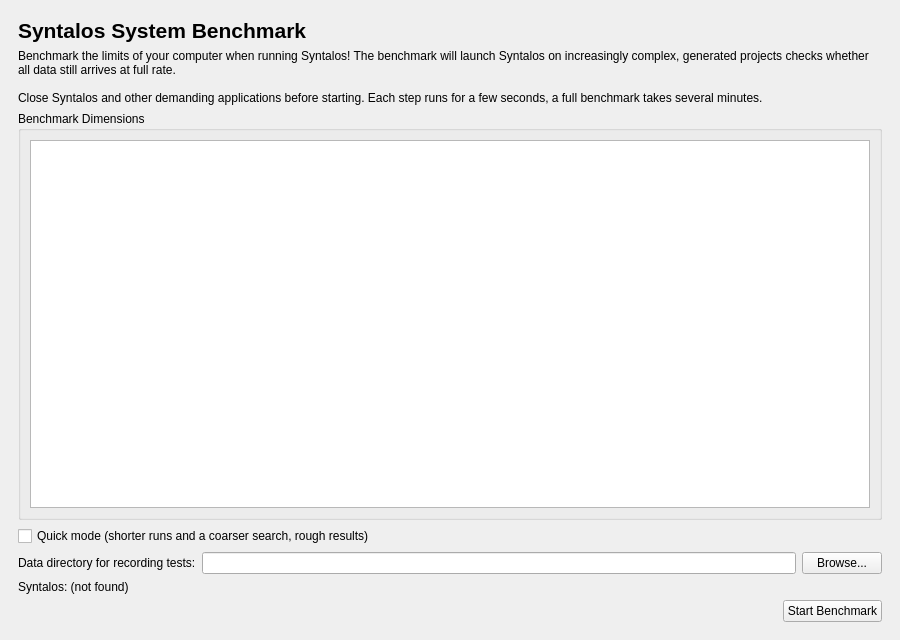
Old version of the form tools/sybench/benchwindow.ui in the repository syntalos/syntalos.
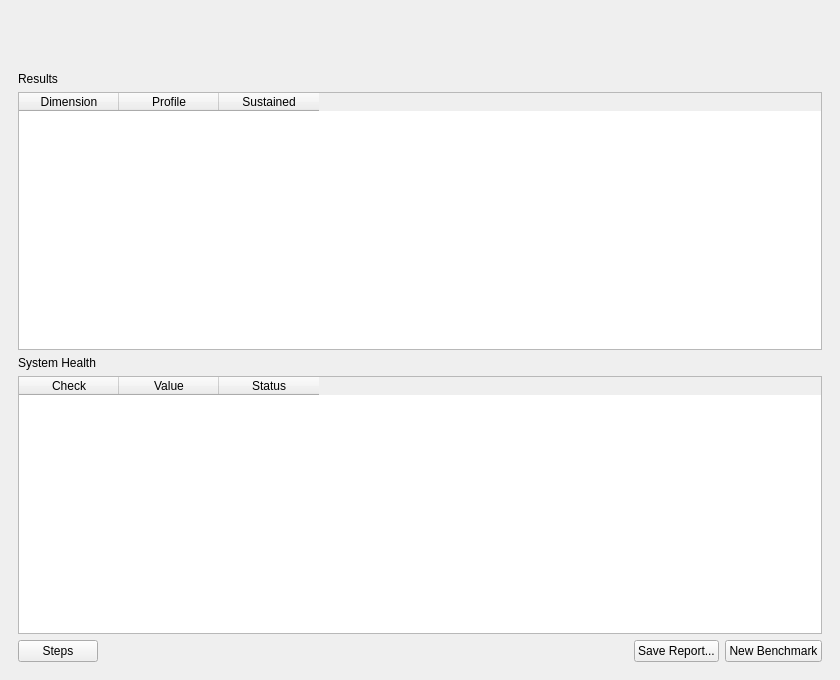
New version of the form. The open tabs and pages were chosen to show the change.

Commit message:
sybench: Add a benchmark score, a results page and a launcher in Syntalos
A benchmark run now ends with a single comparable number: 1000 times
the geometric mean of the sustained level over a reference level for
every profile that ran, with per-dimension sub-scores. The reference
is the development workstation's run of 2026-09-25.

What changed in the file:
```diff
--- a/tools/sybench/benchwindow.ui
+++ b/tools/sybench/benchwindow.ui
@@ -6,8 +6,8 @@
    <rect>
     <x>0</x>
     <y>0</y>
-    <width>900</width>
-    <height>640</height>
+    <width>840</width>
+    <height>680</height>
    </rect>
   </property>
   <property name="windowTitle">
@@ -167,88 +167,6 @@
           </item>
          </layout>
         </item>
-        <item>
-         <widget class="QLabel" name="summaryLabel">
-          <property name="text">
-           <string>Results</string>
-          </property>
-         </widget>
-        </item>
-        <item>
-         <widget class="QTableWidget" name="summaryTable">
-          <property name="maximumSize">
-           <size>
-            <width>16777215</width>
-            <height>140</height>
-           </size>
-          </property>
-          <property name="editTriggers">
-           <set>QAbstractItemView::EditTrigger::NoEditTriggers</set>
-          </property>
-          <property name="selectionMode">
-           <enum>QAbstractItemView::SelectionMode::NoSelection</enum>
-          </property>
-          <attribute name="verticalHeaderVisible">
-           <bool>false</bool>
-          </attribute>
-          <column>
-           <property name="text">
-            <string>Dimension</string>
-           </property>
-          </column>
-          <column>
-           <property name="text">
-            <string>Profile</string>
-           </property>
-          </column>
-          <column>
-           <property name="text">
-            <string>Sustained</string>
-           </property>
-          </column>
-         </widget>
-        </item>
-        <item>
-         <widget class="QLabel" name="healthLabel">
-          <property name="text">
-           <string>System Health</string>
-          </property>
-         </widget>
-        </item>
-        <item>
-         <widget class="QTableWidget" name="healthTable">
-          <property name="maximumSize">
-           <size>
-            <width>16777215</width>
-            <height>230</height>
-           </size>
-          </property>
-          <property name="editTriggers">
-           <set>QAbstractItemView::EditTrigger::NoEditTriggers</set>
-          </property>
-          <property name="selectionMode">
-           <enum>QAbstractItemView::SelectionMode::NoSelection</enum>
-          </property>
-          <attribute name="verticalHeaderVisible">
-           <bool>false</bool>
-          </attribute>
-          <column>
-           <property name="text">
-            <string>Check</string>
-           </property>
-          </column>
-          <column>
-           <property name="text">
-            <string>Value</string>
-           </property>
-          </column>
-          <column>
-           <property name="text">
-            <string>Status</string>
-           </property>
-          </column>
-         </widget>
-        </item>
         <item>
          <widget class="QLabel" name="stepsLabel">
           <property name="text">
@@ -340,7 +258,7 @@
            </spacer>
           </item>
           <item>
-           <widget class="QPushButton" name="saveButton">
+           <widget class="QPushButton" name="resultsButton">
             <property name="text">
              <string>Save Report...</string>
             </property>
@@ -357,6 +275,147 @@
         </item>
        </layout>
       </widget>
+      <widget class="QWidget" name="resultsPage">
+       <layout class="QVBoxLayout" name="resultsLayout">
+        <item>
+         <widget class="QLabel" name="scoreLabel">
+          <property name="font">
+           <font>
+            <pointsize>18</pointsize>
+            <bold>true</bold>
+           </font>
+          </property>
+          <property name="text">
+           <string notr="true"/>
+          </property>
+          <property name="alignment">
+           <set>Qt::AlignmentFlag::AlignCenter</set>
+          </property>
+         </widget>
+        </item>
+        <item>
+         <widget class="QLabel" name="scoreDetailLabel">
+          <property name="text">
+           <string notr="true"/>
+          </property>
+          <property name="alignment">
+           <set>Qt::AlignmentFlag::AlignCenter</set>
+          </property>
+          <property name="wordWrap">
+           <bool>true</bool>
+          </property>
+         </widget>
+        </item>
+        <item>
+         <widget class="QLabel" name="summaryLabel">
+          <property name="text">
+           <string>Results</string>
+          </property>
+         </widget>
+        </item>
+        <item>
+         <widget class="QTableWidget" name="summaryTable">
+          <property name="editTriggers">
+           <set>QAbstractItemView::EditTrigger::NoEditTriggers</set>
+          </property>
+          <property name="selectionMode">
+           <enum>QAbstractItemView::SelectionMode::NoSelection</enum>
+          </property>
+          <attribute name="verticalHeaderVisible">
+           <bool>false</bool>
+          </attribute>
+          <column>
+           <property name="text">
+            <string>Dimension</string>
+           </property>
+          </column>
+          <column>
+           <property name="text">
+            <string>Profile</string>
+           </property>
+          </column>
+          <column>
+           <property name="text">
+            <string>Sustained</string>
+           </property>
+          </column>
+         </widget>
+        </item>
+        <item>
+         <widget class="QLabel" name="healthLabel">
+          <property name="text">
+           <string>System Health</string>
+          </property>
+         </widget>
+        </item>
+        <item>
+         <widget class="QTableWidget" name="healthTable">
+          <property name="editTriggers">
+           <set>QAbstractItemView::EditTrigger::NoEditTriggers</set>
+          </property>
+          <property name="selectionMode">
+           <enum>QAbstractItemView::SelectionMode::NoSelection</enum>
+          </property>
+          <attribute name="verticalHeaderVisible">
+           <bool>false</bool>
+          </attribute>
+          <column>
+           <property name="text">
+            <string>Check</string>
+           </property>
+          </column>
+          <column>
+           <property name="text">
+            <string>Value</string>
+           </property>
+          </column>
+          <column>
+           <property name="text">
+            <string>Status</string>
+           </property>
+          </column>
+         </widget>
+        </item>
+        <item>
+         <layout class="QHBoxLayout" name="resultsButtonLayout">
+          <item>
+           <widget class="QPushButton" name="stepsButton">
+            <property name="text">
+             <string>Steps</string>
+            </property>
+           </widget>
+          </item>
+          <item>
+           <spacer name="resultsSpacer">
+            <property name="orientation">
+             <enum>Qt::Orientation::Horizontal</enum>
+            </property>
+            <property name="sizeHint" stdset="0">
+             <size>
+              <width>40</width>
+              <height>20</height>
+             </size>
+            </property>
+           </spacer>
+          </item>
+          <item>
+           <widget class="QPushButton" name="saveButton">
+            <property name="text">
+             <string>Save Report...</string>
+            </property>
+           </widget>
+          </item>
+          <item>
+           <widget class="QPushButton" name="newButton">
+            <property name="text">
+             <string>New Benchmark</string>
+            </property>
+           </widget>
+          </item>
+         </layout>
+        </item>
+       </layout>
+      </widget>
      </widget>
     </item>
    </layout>
```
Left out of the diff: 2 changed lines with no effect on the pictures. The commit also changes 13 other files.
